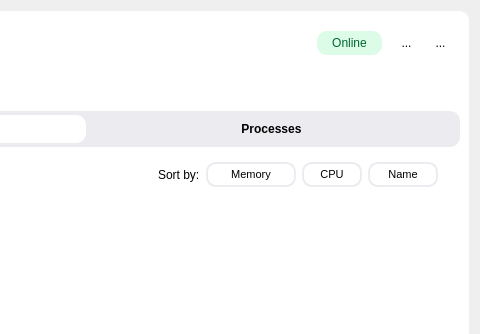
The window that src/client/MachineFrame.ui (DanielaOnut/RemoteMonitor) describes before a commit, drawn with Qt 5; both pictures show x 304 to 784 and y 0 to 334 of the 784 by 505 pixel window.
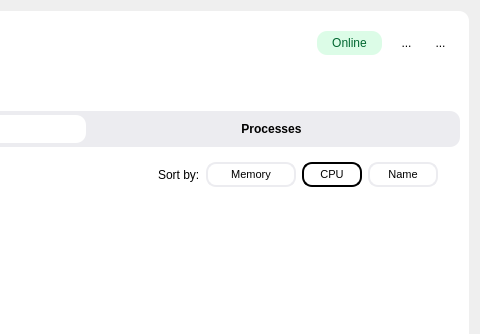
The same window after the commit. The open tabs and pages were chosen to show the change. Icons and pictures are not drawn.

```diff
--- a/src/client/MachineFrame.ui
+++ b/src/client/MachineFrame.ui
@@ -1039,7 +1039,7 @@
               </property>
               <property name="styleSheet">
                <string notr="true">border-color: rgb(29, 101, 255);
-border: 2px solid #ececf0;</string>
+border: 2px solid rgb(0, 0, 0);</string>
               </property>
               <property name="text">
                <string>CPU</string>
```
Left out of the diff: 11 changed lines with no effect on the pictures.
